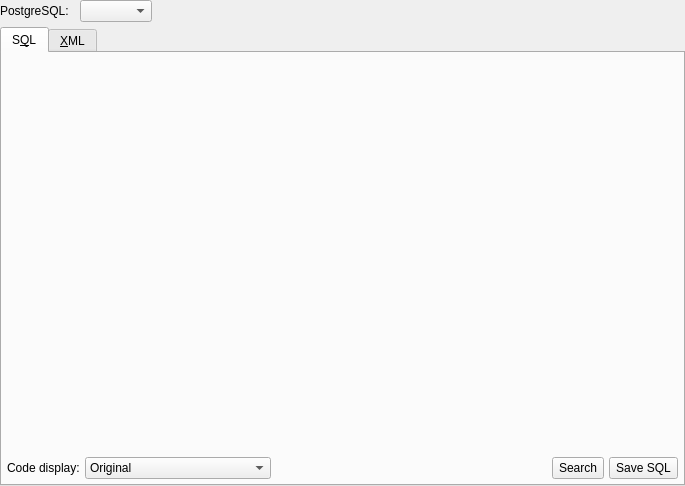
Old version of the form libs/libgui/ui/widgets/sourcecodewidget.ui in the repository pgmodeler/pgmodeler.
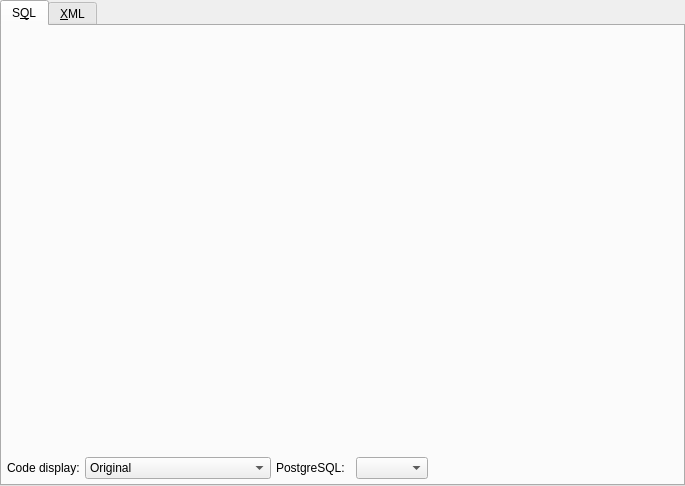
New version of the form. Icons and pictures are not drawn.

Commit message:
Added an integrated search/replace widget in NumberedTextEditor
Removed the search replace widget in SourceCodeWidget since that widget
is available in the text editor

Patch:
```diff
--- a/libs/libgui/ui/widgets/sourcecodewidget.ui
+++ b/libs/libgui/ui/widgets/sourcecodewidget.ui
@@ -29,81 +29,6 @@
    <property name="spacing">
     <number>5</number>
    </property>
-   <item row="0" column="0">
-    <layout class="QHBoxLayout" name="horizontalLayout">
-     <property name="spacing">
-      <number>5</number>
-     </property>
-     <item>
-      <widget class="QLabel" name="pgsql_lbl">
-       <property name="sizePolicy">
-        <sizepolicy hsizetype="Fixed" vsizetype="Preferred">
-         <horstretch>0</horstretch>
-         <verstretch>0</verstretch>
-        </sizepolicy>
-       </property>
-       <property name="minimumSize">
-        <size>
-         <width>75</width>
-         <height>0</height>
-        </size>
-       </property>
-       <property name="maximumSize">
-        <size>
-         <width>16777215</width>
-         <height>16777215</height>
-        </size>
-       </property>
-       <property name="font">
-        <font>
-         <italic>false</italic>
-        </font>
-       </property>
-       <property name="text">
-        <string>PostgreSQL:</string>
-       </property>
-      </widget>
-     </item>
-     <item>
-      <widget class="QComboBox" name="version_cmb">
-       <property name="minimumSize">
-        <size>
-         <width>0</width>
-         <height>0</height>
-        </size>
-       </property>
-       <property name="maximumSize">
-        <size>
-         <width>16777215</width>
-         <height>16777215</height>
-        </size>
-       </property>
-       <property name="insertPolicy">
-        <enum>QComboBox::InsertAtBottom</enum>
-       </property>
-       <property name="iconSize">
-        <size>
-         <width>28</width>
-         <height>28</height>
-        </size>
-       </property>
-      </widget>
-     </item>
-     <item>
-      <spacer name="horizontalSpacer">
-       <property name="orientation">
-        <enum>Qt::Horizontal</enum>
-       </property>
-       <property name="sizeHint" stdset="0">
-        <size>
-         <width>28</width>
-         <height>20</height>
-        </size>
-       </property>
-      </spacer>
-     </item>
-    </layout>
-   </item>
    <item row="1" column="0">
     <widget class="QTabWidget" name="sourcecode_twg">
      <property name="tabPosition">
@@ -142,7 +67,17 @@
        <property name="spacing">
         <number>5</number>
        </property>
-       <item row="2" column="0" colspan="2">
+       <item row="0" column="0" colspan="2">
+        <widget class="QWidget" name="sqlcode_wgt" native="true">
+         <property name="sizePolicy">
+          <sizepolicy hsizetype="Expanding" vsizetype="Expanding">
+           <horstretch>0</horstretch>
+           <verstretch>0</verstretch>
+          </sizepolicy>
+         </property>
+        </widget>
+       </item>
+       <item row="1" column="0" colspan="2">
         <layout class="QHBoxLayout" name="horizontalLayout_2">
          <property name="spacing">
           <number>5</number>
@@ -185,6 +120,61 @@
            </item>
           </widget>
          </item>
+         <item>
+          <widget class="QLabel" name="pgsql_lbl">
+           <property name="sizePolicy">
+            <sizepolicy hsizetype="Fixed" vsizetype="Preferred">
+             <horstretch>0</horstretch>
+             <verstretch>0</verstretch>
+            </sizepolicy>
+           </property>
+           <property name="minimumSize">
+            <size>
+             <width>75</width>
+             <height>0</height>
+            </size>
+           </property>
+           <property name="maximumSize">
+            <size>
+             <width>16777215</width>
+             <height>16777215</height>
+            </size>
+           </property>
+           <property name="font">
+            <font>
+             <italic>false</italic>
+            </font>
+           </property>
+           <property name="text">
+            <string>PostgreSQL:</string>
+           </property>
+          </widget>
+         </item>
+         <item>
+          <widget class="QComboBox" name="version_cmb">
+           <property name="minimumSize">
+            <size>
+             <width>0</width>
+             <height>0</height>
+            </size>
+           </property>
+           <property name="maximumSize">
+            <size>
+             <width>16777215</width>
+             <height>16777215</height>
+            </size>
+           </property>
+           <property name="insertPolicy">
+            <enum>QComboBox::InsertPolicy::InsertAtBottom</enum>
+           </property>
+           <property name="iconSize">
+            <size>
+             <width>28</width>
+             <height>28</height>
+            </size>
+           </property>
+          </widget>
+         </item>
          <item>
           <spacer name="horizontalSpacer_3">
            <property name="orientation">
@@ -198,73 +188,6 @@
            </property>
           </spacer>
          </item>
-         <item>
-          <widget class="QToolButton" name="search_sql_tb">
-           <property name="sizePolicy">
-            <sizepolicy hsizetype="Preferred" vsizetype="Preferred">
-             <horstretch>0</horstretch>
-             <verstretch>0</verstretch>
-            </sizepolicy>
-           </property>
-           <property name="toolTip">
-            <string>Perform text search on the SQL code.</string>
-           </property>
-           <property name="text">
-            <string>Search</string>
-           </property>
-           <property name="icon">
-            <iconset resource="../../res/resources.qrc">
-             <normaloff>:/icons/icons/findtext.png</normaloff>:/icons/icons/findtext.png</iconset>
-           </property>
-           <property name="iconSize">
-            <size>
-             <width>25</width>
-             <height>25</height>
-            </size>
-           </property>
-           <property name="shortcut">
-            <string>Ctrl+F</string>
-           </property>
-           <property name="checkable">
-            <bool>true</bool>
-           </property>
-           <property name="toolButtonStyle">
-            <enum>Qt::ToolButtonTextBesideIcon</enum>
-           </property>
-          </widget>
-         </item>
-         <item>
-          <widget class="QToolButton" name="save_sql_tb">
-           <property name="sizePolicy">
-            <sizepolicy hsizetype="Preferred" vsizetype="Preferred">
-             <horstretch>0</horstretch>
-             <verstretch>0</verstretch>
-            </sizepolicy>
-           </property>
-           <property name="toolTip">
-            <string>Save the SQL code to a file.</string>
-           </property>
-           <property name="text">
-            <string>Save SQL</string>
-           </property>
-           <property name="icon">
-            <iconset resource="../../res/resources.qrc">
-             <normaloff>:/icons/icons/save.png</normaloff>:/icons/icons/save.png</iconset>
-           </property>
-           <property name="iconSize">
-            <size>
-             <width>25</width>
-             <height>25</height>
-            </size>
-           </property>
-           <property name="shortcut">
-            <string>Ctrl+S</string>
-           </property>
-           <property name="toolButtonStyle">
-            <enum>Qt::ToolButtonTextBesideIcon</enum>
-           </property>
-          </widget>
-         </item>
         </layout>
        </item>
        <item row="0" column="0" colspan="2">
```
Left out of the diff: 76 changed lines with no effect on the pictures. The commit also changes 7 other files.
